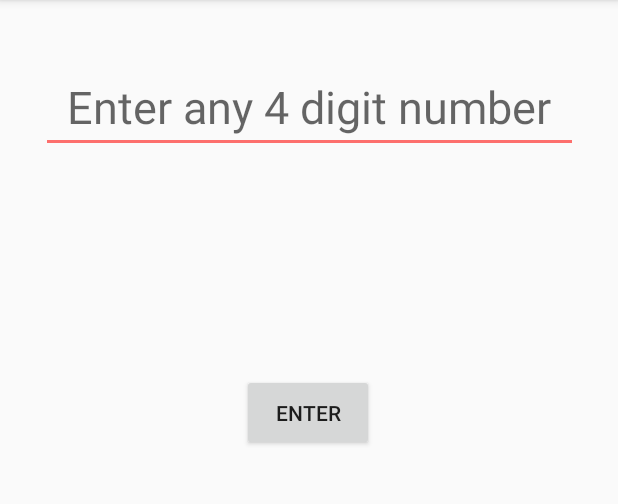
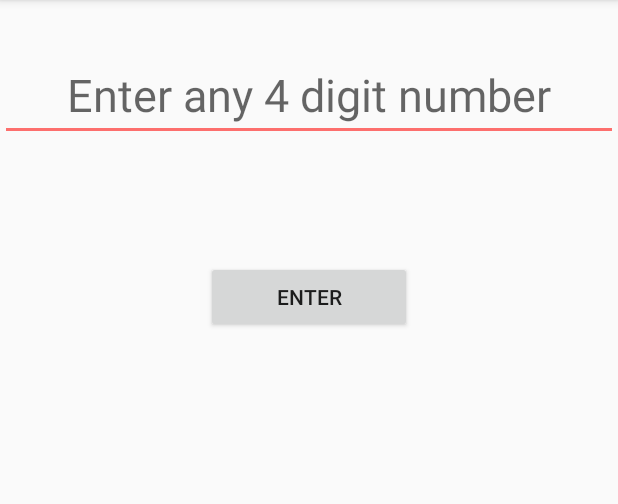
Before and after one commit to sherleywang/MiniGame, an Android app: the screen it shows after launch (MainActivity), on a phone screen of 412 x 824 dp, the part 84-588 px from its top. Run offline under Robolectric (Android 15) with nearby library versions, the phone set to English and light mode, and no system bars.

Commit message:
-Completed GUI on Win and Main screen

```diff
--- a/app/src/main/res/layout/activity_main.xml
+++ b/app/src/main/res/layout/activity_main.xml
@@ -1,6 +1,5 @@
 <?xml version="1.0" encoding="utf-8"?>
-<android.support.v4.widget.DrawerLayout xmlns:android="http://schemas.android.com/apk/res/android"
-    xmlns:app="http://schemas.android.com/apk/res-auto"
+<RelativeLayout xmlns:android="http://schemas.android.com/apk/res/android"
     xmlns:tools="http://schemas.android.com/tools"
     android:id="@+id/drawer_layout"
     android:layout_width="match_parent"
@@ -13,4 +12,4 @@
         android:layout_width="match_parent"
         android:layout_height="match_parent" />
 
-</android.support.v4.widget.DrawerLayout>
+</RelativeLayout>
--- a/app/src/main/res/layout/content_main.xml
+++ b/app/src/main/res/layout/content_main.xml
@@ -1,47 +1,37 @@
 <?xml version="1.0" encoding="utf-8"?>
-<android.support.constraint.ConstraintLayout xmlns:android="http://schemas.android.com/apk/res/android"
+<LinearLayout xmlns:android="http://schemas.android.com/apk/res/android"
     xmlns:app="http://schemas.android.com/apk/res-auto"
     xmlns:tools="http://schemas.android.com/tools"
     android:layout_width="match_parent"
     android:layout_height="match_parent"
+    android:orientation="vertical"
     app:layout_behavior="@string/appbar_scrolling_view_behavior"
     tools:context=".MainActivity"
     tools:showIn="@layout/app_bar_main">
 
     <TextView
         android:id="@+id/number_guide"
-        android:layout_width="0dp"
+        android:layout_width="match_parent"
         android:layout_height="wrap_content"
         android:textAlignment="center"
-        android:textSize="24sp"
-        app:layout_constraintEnd_toEndOf="parent"
-        app:layout_constraintStart_toStartOf="parent"
-        app:layout_constraintTop_toTopOf="parent" />
+        android:textSize="24sp" />
 
     <EditText
         android:id="@+id/number_input"
-        android:layout_width="358dp"
+        android:layout_width="match_parent"
         android:layout_height="wrap_content"
-        android:layout_marginTop="8dp"
-        android:ems="10"
-        android:hint="Enter any 4 digit number"
+        android:hint="@string/num_field_hint"
+        android:importantForAutofill="no"
         android:inputType="number"
         android:maxLength="4"
         android:textAlignment="center"
-        android:textSize="30sp"
-        app:layout_constraintEnd_toEndOf="parent"
-        app:layout_constraintStart_toStartOf="parent"
-        app:layout_constraintTop_toBottomOf="@+id/number_guide" />
+        android:textSize="30sp" />
 
     <LinearLayout
         android:id="@+id/linearLayout"
-        android:layout_width="0dp"
-        android:layout_height="96dp"
-        android:layout_marginTop="27dp"
-        android:orientation="horizontal"
-        app:layout_constraintEnd_toEndOf="parent"
-        app:layout_constraintStart_toStartOf="parent"
-        app:layout_constraintTop_toBottomOf="@+id/number_input">
+        android:layout_width="match_parent"
+        android:layout_height="wrap_content"
+        android:orientation="horizontal">
 
         <Space
             android:layout_width="wrap_content"
@@ -52,6 +42,7 @@
             android:id="@+id/digit_field_one"
             android:layout_width="80dp"
             android:layout_height="80dp"
+            android:layout_weight="0"
             android:outlineProvider="background"
             android:textAlignment="center"
             android:textSize="60sp" />
@@ -65,6 +56,7 @@
             android:id="@+id/digit_field_two"
             android:layout_width="80dp"
             android:layout_height="80dp"
+            android:layout_weight="0"
             android:textAlignment="center"
             android:textSize="60sp" />
 
@@ -77,6 +69,7 @@
             android:id="@+id/digit_field_three"
             android:layout_width="80dp"
             android:layout_height="80dp"
+            android:layout_weight="0"
             android:textAlignment="center"
             android:textSize="60sp" />
 
@@ -89,6 +82,7 @@
             android:id="@+id/digit_field_four"
             android:layout_width="80dp"
             android:layout_height="80dp"
+            android:layout_weight="0"
             android:textAlignment="center"
             android:textSize="60sp" />
 
@@ -99,17 +93,28 @@
 
     </LinearLayout>
 
-    <Button
-        android:id="@+id/button_enter"
-        android:layout_width="wrap_content"
-        android:layout_height="51dp"
-        android:layout_marginStart="161dp"
-        android:layout_marginTop="24dp"
-        android:layout_marginEnd="162dp"
-        android:text="Enter"
-        app:layout_constraintEnd_toEndOf="parent"
-        app:layout_constraintHorizontal_bias="0.0"
-        app:layout_constraintStart_toStartOf="parent"
-        app:layout_constraintTop_toBottomOf="@+id/linearLayout" />
+    <LinearLayout
+        android:layout_width="match_parent"
+        android:layout_height="wrap_content"
+        android:orientation="horizontal">
 
-</android.support.constraint.ConstraintLayout>
+        <Space
+            android:layout_width="match_parent"
+            android:layout_height="wrap_content"
+            android:layout_weight="1" />
+
+        <Button
+            android:id="@+id/button_enter"
+            android:layout_width="match_parent"
+            android:layout_height="wrap_content"
+            android:layout_weight="1"
+            android:text="@string/enter_button_text" />
+
+        <Space
+            android:layout_width="match_parent"
+            android:layout_height="wrap_content"
+            android:layout_weight="1" />
+
+    </LinearLayout>
+
+</LinearLayout>
--- a/app/src/main/res/values/strings.xml
+++ b/app/src/main/res/values/strings.xml
@@ -3,4 +3,7 @@
 
     <string name="win_text">YOU WIN</string>
     <string name="back_mes">Press back to start a new game</string>
+
+    <string name="num_field_hint">Enter any 4 digit number</string>
+    <string name="enter_button_text">Enter</string>
 </resources>
```
